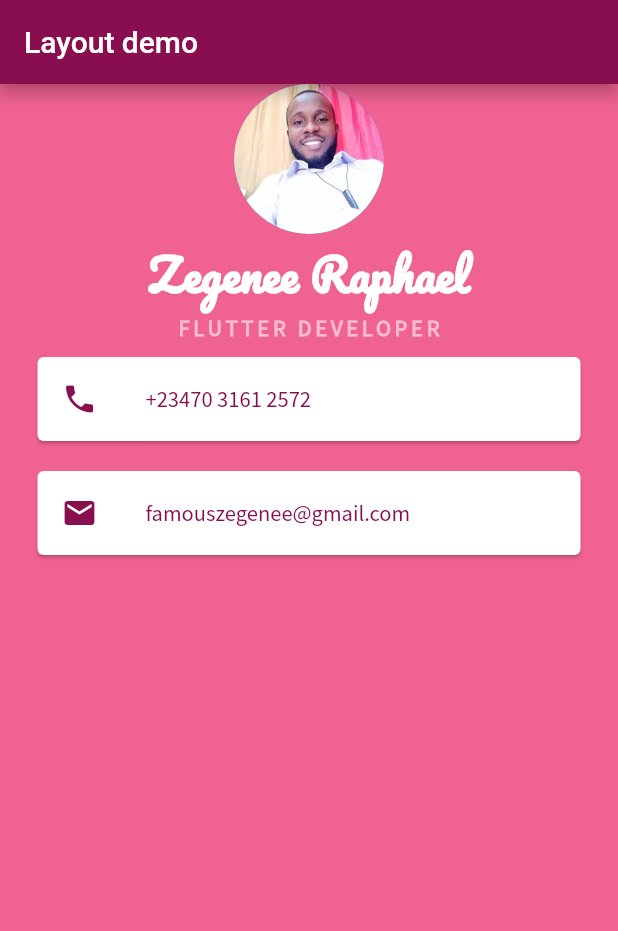
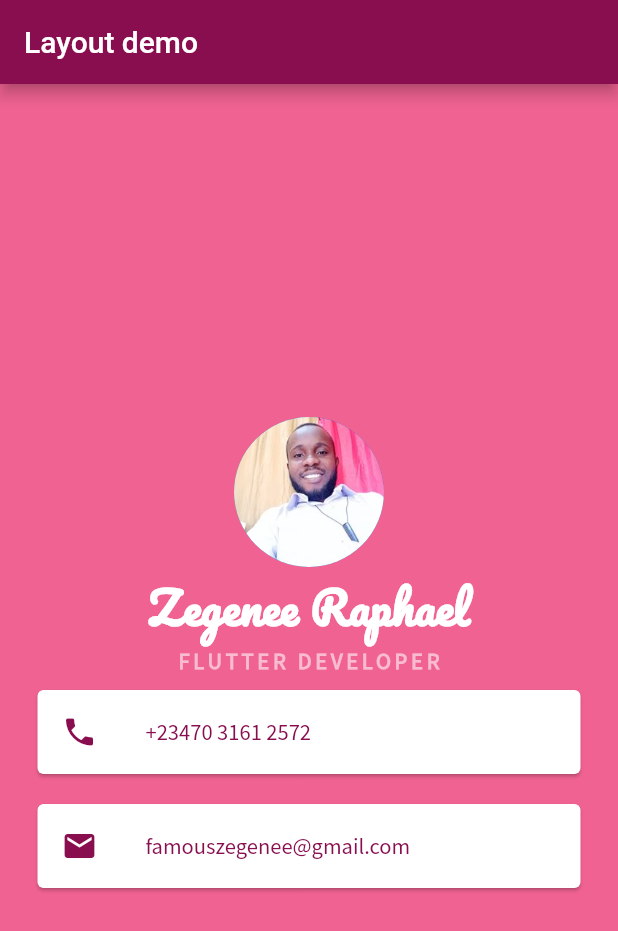
Before and after one commit to ZeggyRaph/my_contact_app, a Flutter app: the screen it shows after launch, on a phone screen of 412 x 824 dp. Shown: the top 931 px of the screen. Run offline on Flutter 3.47's test engine with Material 2 defaults, Android fonts, the phone set to English and light mode, and no system bars.

Commit message:
centralising the colunm widget content

```diff
--- a/lib/main.dart
+++ b/lib/main.dart
@@ -19,6 +19,8 @@ class MyApp extends StatelessWidget {
         ),
         body: SafeArea(
           child: Column(
+            //making all the content of this column to be centralized
+            mainAxisAlignment: MainAxisAlignment.center,
             children: [
               //adding image using circleAvatar
               CircleAvatar(
```
